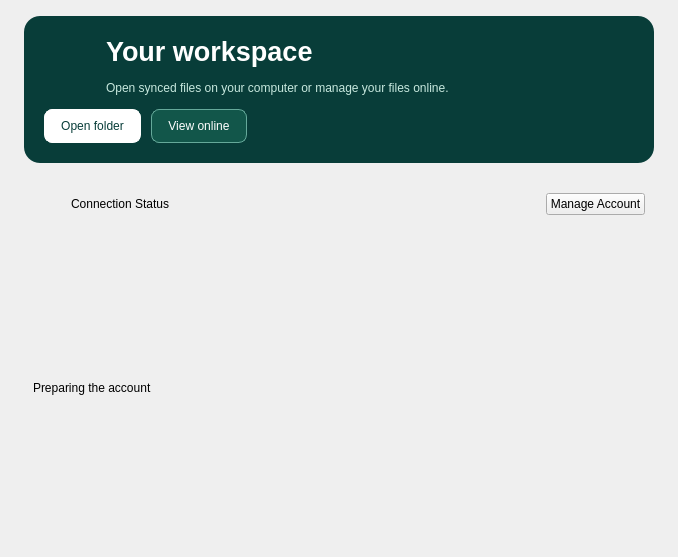
Above: src/gui/accountview.ui from tochratana/udrive-client before the change. Below: the same form after it.
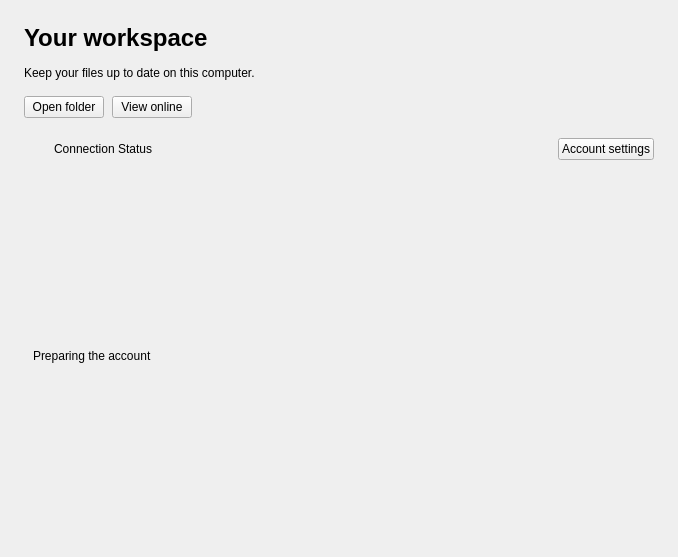
That is the form after the change. Custom widgets are drawn as their Qt base class.

```diff
--- a/src/gui/accountview.ui
+++ b/src/gui/accountview.ui
@@ -16,55 +16,35 @@
   <layout class="QVBoxLayout" name="verticalLayout_2">
    <property name="spacing"><number>16</number></property>
    <property name="leftMargin"><number>24</number></property>
-   <property name="topMargin"><number>16</number></property>
+   <property name="topMargin"><number>24</number></property>
    <property name="rightMargin"><number>24</number></property>
    <property name="bottomMargin"><number>20</number></property>
    <item>
     <widget class="QFrame" name="workspaceHeader">
-     <property name="styleSheet">
-      <string notr="true">QFrame#workspaceHeader { background: #083D39; border-radius: 16px; }
-QLabel { color: white; background: transparent; }
-QLabel#workspaceDescription { color: #C7E8DE; }
-QPushButton { padding: 9px 16px; border-radius: 8px; border: 1px solid #65A99A; color: white; background: #12564A; }
-QPushButton:hover { background: #196C5B; }
-QPushButton:pressed { background: #083D39; }
-QPushButton:focus { border: 2px solid #FFFFFF; }
-QPushButton:disabled { color: #A7C9BF; background: #204E45; border-color: #527E72; }
-QPushButton#openFolderButton { background: #FFFFFF; color: #083D39; border-color: #FFFFFF; }
-QPushButton#openFolderButton:hover { background: #D6F7E7; }
-QPushButton#openFolderButton:pressed { background: #C7E8DE; }
-QPushButton#openFolderButton:disabled { background: #91B5A7; color: #2C574A; }
-QPushButton#openFolderButton:focus { border: 2px solid #9CEFCA; }</string>
-     </property>
      <layout class="QVBoxLayout" name="workspaceLayout">
-      <property name="spacing"><number>14</number></property>
-      <property name="leftMargin"><number>20</number></property>
-      <property name="topMargin"><number>20</number></property>
-      <property name="rightMargin"><number>20</number></property>
-      <property name="bottomMargin"><number>20</number></property>
+      <property name="spacing"><number>16</number></property>
+      <property name="leftMargin"><number>0</number></property>
+      <property name="topMargin"><number>0</number></property>
+      <property name="rightMargin"><number>0</number></property>
+      <property name="bottomMargin"><number>0</number></property>
       <item>
        <layout class="QHBoxLayout" name="workspaceTitleLayout">
         <property name="spacing"><number>14</number></property>
-        <item><widget class="QLabel" name="brandLogo">
-         <property name="minimumSize"><size><width>48</width><height>48</height></size></property>
-         <property name="maximumSize"><size><width>48</width><height>48</height></size></property>
-         <property name="text"><string/></property>
-        </widget></item>
         <item><layout class="QVBoxLayout" name="workspaceTextLayout">
          <item><widget class="QLabel" name="workspaceTitle">
-          <property name="font"><font><pointsize>20</pointsize><bold>true</bold></font></property>
+          <property name="font"><font><pointsize>18</pointsize><bold>true</bold></font></property>
           <property name="text"><string>Your workspace</string></property>
           <property name="wordWrap"><bool>true</bool></property>
          </widget></item>
          <item><widget class="QLabel" name="workspaceDescription">
-          <property name="text"><string>Open synced files on your computer or manage your files online.</string></property>
+          <property name="text"><string>Keep your files up to date on this computer.</string></property>
           <property name="wordWrap"><bool>true</bool></property>
          </widget></item>
         </layout></item>
        </layout>
       </item>
       <item><layout class="QHBoxLayout" name="workspaceActionsLayout">
-       <property name="spacing"><number>10</number></property>
+       <property name="spacing"><number>8</number></property>
        <item><widget class="QPushButton" name="openFolderButton">
         <property name="text"><string>Open folder</string></property>
         <property name="focusPolicy"><enum>Qt::FocusPolicy::StrongFocus</enum></property>
@@ -84,6 +64,11 @@
    <item>
     <widget class="QWidget" name="accountStatus" native="true">
      <layout class="QHBoxLayout" name="horizontalLayout_4">
+      <property name="spacing"><number>10</number></property>
+      <property name="leftMargin"><number>0</number></property>
+      <property name="topMargin"><number>4</number></property>
+      <property name="rightMargin"><number>0</number></property>
+      <property name="bottomMargin"><number>4</number></property>
       <item>
        <widget class="QLabel" name="warningLabel">
         <property name="enabled">
@@ -97,14 +82,14 @@
         </property>
         <property name="minimumSize">
          <size>
-          <width>32</width>
-          <height>32</height>
+          <width>20</width>
+          <height>20</height>
          </size>
         </property>
         <property name="maximumSize">
          <size>
-          <width>32</width>
-          <height>32</height>
+          <width>20</width>
+          <height>20</height>
          </size>
         </property>
         <property name="text">
@@ -140,7 +125,7 @@
          <enum>Qt::FocusPolicy::StrongFocus</enum>
         </property>
         <property name="text">
-         <string>Manage Account</string>
+         <string>Account settings</string>
         </property>
        </widget>
       </item>
```
